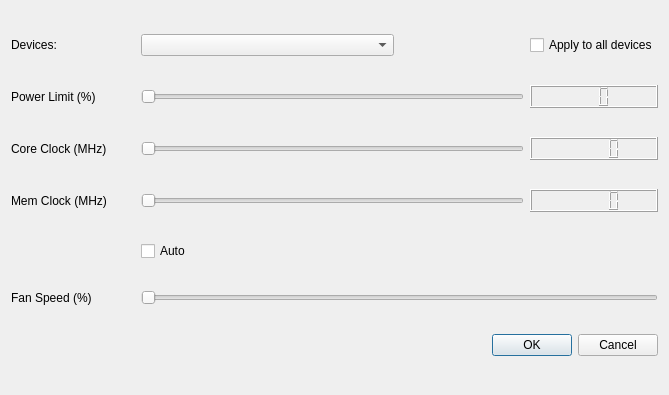
Old version of the form nvocdialog.ui in the repository orkblutt/MinerLamp.
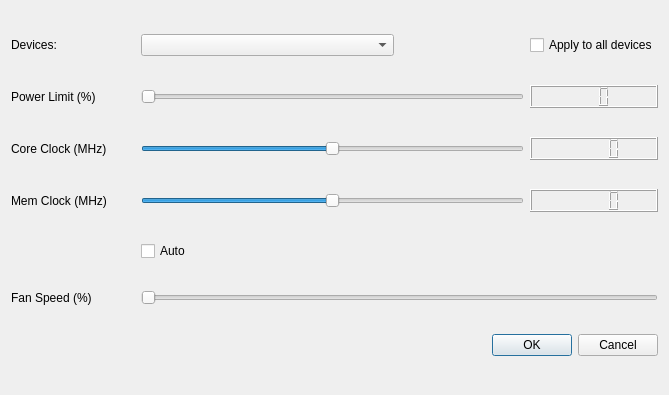
New version of the form.

Patch:
```diff
--- a/nvocdialog.ui
+++ b/nvocdialog.ui
@@ -71,6 +71,12 @@
    </item>
    <item row="4" column="1" colspan="3">
     <widget class="QSlider" name="horizontalSliderGpuOffset">
+     <property name="minimum">
+      <number>-200</number>
+     </property>
+     <property name="maximum">
+      <number>200</number>
+     </property>
      <property name="orientation">
       <enum>Qt::Horizontal</enum>
      </property>
@@ -78,8 +84,11 @@
    </item>
    <item row="7" column="1" colspan="3">
     <widget class="QSlider" name="horizontalSliderMemOffset">
+     <property name="minimum">
+      <number>-1500</number>
+     </property>
      <property name="maximum">
-      <number>1000</number>
+      <number>1500</number>
      </property>
      <property name="orientation">
       <enum>Qt::Horizontal</enum>
```
